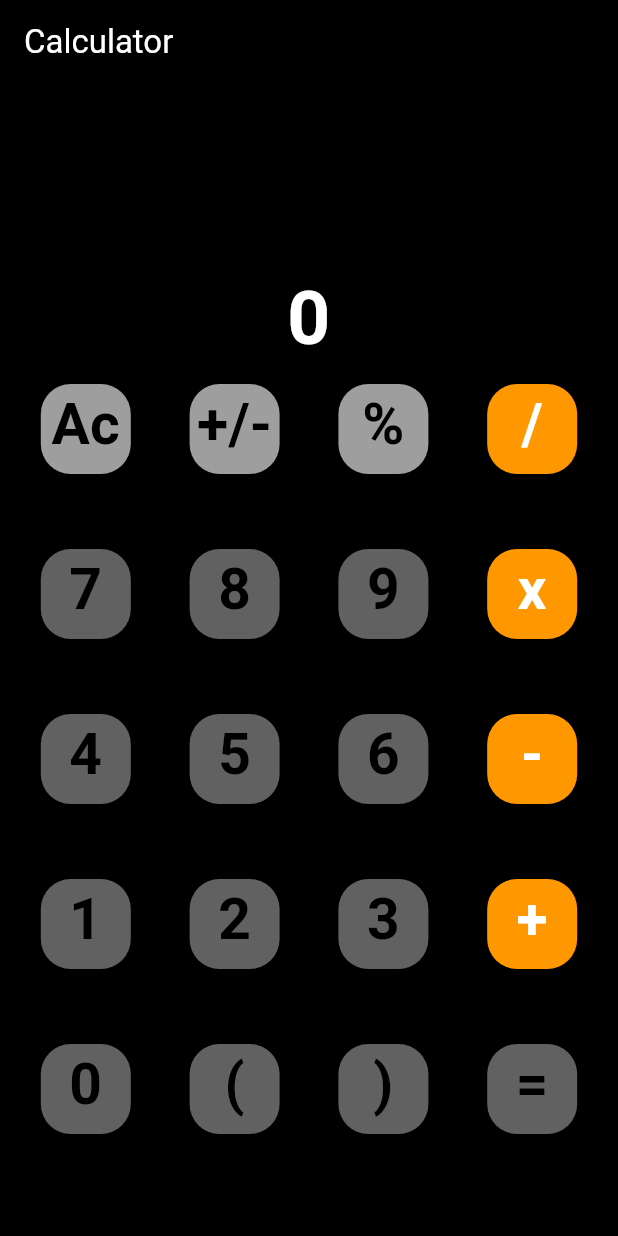
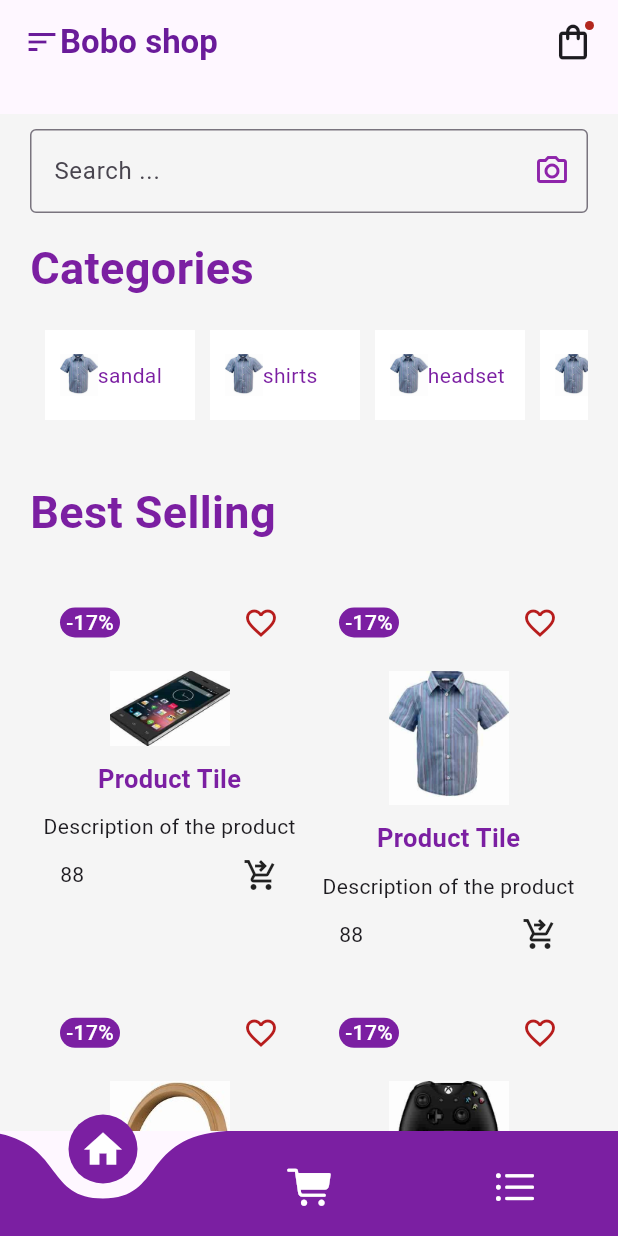
Before and after one commit to Bonheurbrave/mobile_calculator_application, a Flutter app: the screen it shows after launch, on a phone screen of 412 x 824 dp. Run offline on Flutter 3.47's test engine with Material 3 defaults, Android fonts, the light colour scheme and no system bars; drawn by our look-alikes of curved_navigation_bar.

Commit message:
first commit done successfull

```diff
--- a/lib/main.dart
+++ b/lib/main.dart
@@ -1,20 +1,46 @@
+import 'package:bobo/pages/homepage.dart';
+import 'package:bobo/pages/title.dart';
+import 'package:curved_navigation_bar/curved_navigation_bar.dart';
+import 'package:flutter/cupertino.dart';
 import 'package:flutter/material.dart';
-import "package:bobo/pages/calculator.dart";
 
 void main() => runApp(MyApp());
 
 class MyApp extends StatelessWidget {
   @override
   Widget build(BuildContext context) {
-    return (MaterialApp(
+    return MaterialApp(
       home: Scaffold(
-        backgroundColor: Colors.black,
         appBar: AppBar(
-          backgroundColor: Colors.black,
-          title: Text("Calculator" , style: TextStyle(color: Colors.white),),
+          title: TitlePage(),
         ),
-        body: Calculator(),
+        body: ListView(
+          children: [Homepage()],
+        ),
+        bottomNavigationBar: CurvedNavigationBar(
+          height: 70,
+          backgroundColor: Colors.transparent,
+          color: Colors.purple.shade700,
+          onTap: (index) {},
+          items: [
+            Icon(
+              Icons.home,
+              size: 30,
+              color: Colors.white,
+            ),
+            Icon(
+              CupertinoIcons.cart_fill,
+              size: 30,
+              color: Colors.white,
+            ),
+            Icon(
+              CupertinoIcons.list_bullet,
+              size: 30,
+              color: Colors.white,
+            ),
+          ],
+        ),
       ),
-    ));
+    );
   }
 }
--- /dev/null
+++ b/lib/pages/best.dart
@@ -0,0 +1,73 @@
+import 'package:bobo/pages/product.dart';
+import 'package:flutter/material.dart';
+
+class Best extends StatelessWidget {
+  @override
+  Widget build(BuildContext context) {
+    return GridView.count(
+      // physics: NeverScrollableScrollPhysics(),
+      childAspectRatio: 0.68,
+      shrinkWrap: true,
+      crossAxisCount: 2,
+      children: [
+        for (int i = 1; i < 10; i++)
+          InkWell(
+            onTap: (){
+              Navigator.of(context).push(
+                MaterialPageRoute(builder: (context)=>Product())
+              );
+            },
+            child: ListView(
+              children: [
+               Column(
+                children: [
+                  Container(
+                    padding: EdgeInsets.symmetric(horizontal: 20),
+                    child: Row(
+                      mainAxisAlignment: MainAxisAlignment.spaceBetween,
+                      children: [
+                        Container(
+                          width: 40,
+                          alignment: Alignment.center,
+                          decoration: BoxDecoration(color: Colors.purple.shade700 , borderRadius: BorderRadius.circular(10)),
+
+                          child: Text("-17%" , style: TextStyle(color: Colors.white , fontWeight: FontWeight.w500),),
+                        ),
+                        Icon(
+                          Icons.favorite_border,
+                          color: Colors.red.shade900,
+                        )
+                      ],
+                    ),
+                  ),
+                  SizedBox(
+                    height: 20,
+                  ),
+                  Image.asset("images/$i.png" , width: 80,),
+                  SizedBox(
+                    height: 10,
+                  ),
+                  Text("Product Tile" , style: TextStyle(fontWeight: FontWeight.bold , fontSize: 17 , color: Colors.purple.shade700),),
+                  SizedBox(
+                    height: 10,
+                  ),
+                  Text("Description of the product" , ),
+                  SizedBox(
+                    height: 10,
+                  ),
+                  Container(
+                    padding: EdgeInsets.symmetric(horizontal: 20),
+                    child: Row(
+                      mainAxisAlignment: MainAxisAlignment.spaceBetween,
+                      children: [Text("88"), Icon(Icons.shopping_cart_checkout)],
+                    ),
+                  )
+                ],
+              ),
+              ]
+            ),
+          )
+      ],
+    );
+  }
+}
--- a/lib/pages/calculator.dart
+++ /dev/null
@@ -1,110 +0,0 @@
-import 'dart:ffi';
-
-import 'package:flutter/material.dart';
-
-class Calculator extends StatefulWidget {
-  @override
-  State<StatefulWidget> createState() {
-    return _Calculator();
-  }
-}
-
-class _Calculator extends State<Calculator> {
-
-  String name = "0";
-  Widget calcbtn(String txt, Color color, Color bg) {
-    return TextButton(
-      onPressed: (){
-        setState(() {
-          name += txt;
-        });
-      },
-      child: Container(
-        width: 60,
-        height: 60,
-        decoration:
-            BoxDecoration(color: bg, borderRadius: BorderRadius.circular(20)),
-        child: Text(
-          textAlign: TextAlign.center,
-          txt,
-          style:
-              TextStyle(color: color, fontWeight: FontWeight.bold, fontSize: 38),
-        ),
-      ),
-    );
-  }
-
-  @override
-  build(BuildContext context) {
-    return Center(
-        child: Column(
-      mainAxisAlignment: MainAxisAlignment.end,
-      children: [
-        Text(
-          textAlign: TextAlign.right,
-          name,
-          style: TextStyle(
-              color: Colors.white, fontWeight: FontWeight.bold, fontSize: 50),
-        ),
-        Row(
-          mainAxisAlignment: MainAxisAlignment.spaceEvenly,
-          children: [
-            calcbtn("Ac", Colors.black, Colors.grey),
-            calcbtn("+/-", Colors.black, Colors.grey),
-            calcbtn("%", Colors.black, Colors.grey),
-            calcbtn("/", Colors.white, Colors.orange),
-          ],
-        ),
-        SizedBox(
-          height: 34,
-        ),
-        Row(
-          mainAxisAlignment: MainAxisAlignment.spaceEvenly,
-          children: [
-            calcbtn("7", Colors.black, Colors.grey.shade700),
-            calcbtn("8", Colors.black, Colors.grey.shade700),
-            calcbtn("9", Colors.black, Colors.grey.shade700),
-            calcbtn("x", Colors.white, Colors.orange),
-          ],
-        ),
-        SizedBox(
-          height: 34,
-        ),
-        Row(
-          mainAxisAlignment: MainAxisAlignment.spaceEvenly,
-          children: [
-            calcbtn("4", Colors.black, Colors.grey.shade700),
-            calcbtn("5", Colors.black, Colors.grey.shade700),
-            calcbtn("6", Colors.black, Colors.grey.shade700),
-            calcbtn("-", Colors.white, Colors.orange),
-          ],
-        ),
-        SizedBox(
-          height: 34,
-        ),
-        Row(
-          mainAxisAlignment: MainAxisAlignment.spaceEvenly,
-          children: [
-            calcbtn("1", Colors.black, Colors.grey.shade700),
-            calcbtn("2", Colors.black, Colors.grey.shade700),
-            calcbtn("3", Colors.black, Colors.grey.shade700),
-            calcbtn("+", Colors.white, Colors.orange),
-          ],
-        ),
-        SizedBox(
-          height: 34,
-        ),
-        Row(
-          mainAxisAlignment: MainAxisAlignment.spaceEvenly,
-          children: [
-            calcbtn("0", Colors.black, Colors.grey.shade700,),
-            calcbtn("(", Colors.black, Colors.grey.shade700),
-            calcbtn(")", Colors.black, Colors.grey.shade700),
-            calcbtn("=", Colors.black, Colors.grey.shade700),
-          ],
-        ),
-        SizedBox(height: 60,)
-      ],
-    ));
-  }
-}
--- /dev/null
+++ b/lib/pages/categories.dart
@@ -0,0 +1,49 @@
+import "package:flutter/material.dart";
+
+class Categories extends StatelessWidget {
+  dynamic categories = [
+    'sandal',
+    'shirts',
+    'headset',
+    'gaming',
+    'jerseys',
+    'shoes',
+    'pants',
+    'jackets'
+  ];
+  @override
+  build(BuildContext context) {
+    return SingleChildScrollView(
+      scrollDirection: Axis.horizontal,
+      child: Padding(
+        padding: EdgeInsets.only(top: 20),
+        child: Row(
+          children: [
+            for (int i = 1; i < 9; i++)
+              for (int l = 0; l < categories.length; l++)
+                Container(
+                  padding: EdgeInsets.symmetric(horizontal: 10),
+                  color: Colors.white,
+                  width: 100,
+                  height: 60,
+                  margin: EdgeInsets.only(left: 10),
+                  child: Row(
+                    children: [
+                      Image.asset(
+                        "images/2.png",
+                        width: 25,
+                      ),
+                      Text(
+
+                        categories[l],
+                        style: TextStyle(color: Colors.purple.shade700),
+                      )
+                    ],
+                  ),
+                )
+          ],
+        ),
+      ),
+    );
+  }
+}
--- /dev/null
+++ b/lib/pages/homepage.dart
@@ -0,0 +1,63 @@
+import 'package:bobo/pages/best.dart';
+import 'package:bobo/pages/categories.dart';
+import 'package:curved_navigation_bar/curved_navigation_bar.dart';
+import 'package:flutter/cupertino.dart';
+import 'package:flutter/material.dart';
+
+class Homepage extends StatelessWidget {
+  @override
+  Widget build(BuildContext context) {
+    return Container(
+      padding: EdgeInsets.symmetric(vertical: 20),
+      decoration: BoxDecoration(borderRadius: BorderRadius.circular(60)),
+      child: Container(
+        padding: EdgeInsets.symmetric(horizontal: 20, vertical: 10),
+        color: Colors.grey.shade100,
+        child: Column(
+          children: [
+            TextField(
+              decoration: InputDecoration(
+                  border: OutlineInputBorder(),
+                  hintText: "Search ...",
+                  suffixIcon: Icon(
+                    Icons.camera_alt_outlined,
+                    color: Colors.purple.shade600,
+                  )),
+            ),
+            Container(
+                padding: EdgeInsets.only(top: 15),
+                alignment: Alignment.centerLeft,
+                child: Text(
+                  "Categories",
+                  style: TextStyle(
+                      fontWeight: FontWeight.bold,
+                      fontSize: 30,
+                      color: Colors.purple.shade700),
+                )),
+            Categories(),
+            SizedBox(
+              height: 40,
+            ),
+            Container(
+              alignment: Alignment.centerLeft,
+              child: Text("Best Selling ",
+                  style: TextStyle(
+                    color: Colors.purple.shade700,
+                    fontWeight: FontWeight.bold,
+                    fontSize: 30,
+                  )),
+            ),
+            SizedBox(
+              height: 40,
+            ),
+            Best(),
+            SizedBox(
+              height: 30,
+            ),
+
+          ],
+        ),
+      ),
+    );
+  }
+}
--- /dev/null
+++ b/lib/pages/title.dart
@@ -0,0 +1,27 @@
+import 'package:bobo/pages/cartpage.dart';
+import 'package:flutter/material.dart';
+
+class TitlePage extends StatelessWidget {
+  @override
+  Widget build(BuildContext context) {
+    return SafeArea(
+      child: Row(
+        children: [
+          Icon(Icons.sort , color: Colors.purple.shade800,),
+          Text("Bobo shop" , style: TextStyle(color: Colors.purple.shade800 , fontWeight: FontWeight.bold),),
+          Spacer(),
+          InkWell(
+            onTap: (){
+              Navigator.of(context).push(
+                MaterialPageRoute(builder: (context)=>Cartpage())
+              );
+            },
+            child: Badge(
+              child: Icon(Icons.shopping_bag_outlined , size: 28,),
+            ),
+          )
+        ],
+      ),
+    );
+  }
+}
```
Also changed, not shown: lib/pages/cartpage.dart (added, +122 -0 lines), lib/pages/product.dart (added, +177 -0 lines), pubspec.yaml (+5 -3 lines), images/1.png (added), images/2.png (added), images/3.png (added), images/4.png (added), images/5.png (added), images/6.png (added), images/7.png (added), images/8.png (added), images/9.png (added), pubspec.lock.
